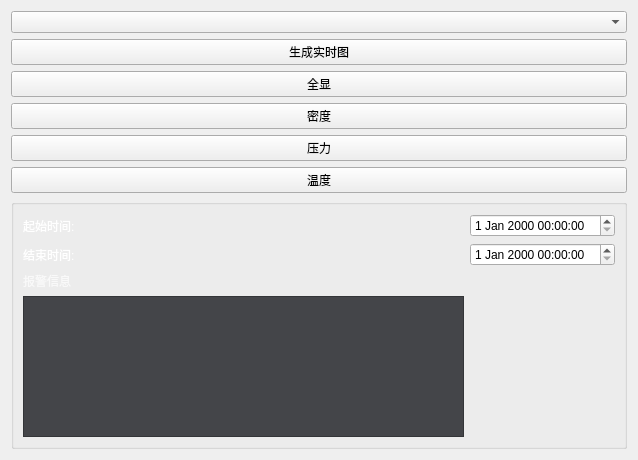
The window that SpreadSheet/ui/rtchartform.ui (MelonSuika/EmonitorSys) describes before a commit, drawn with Qt 5.
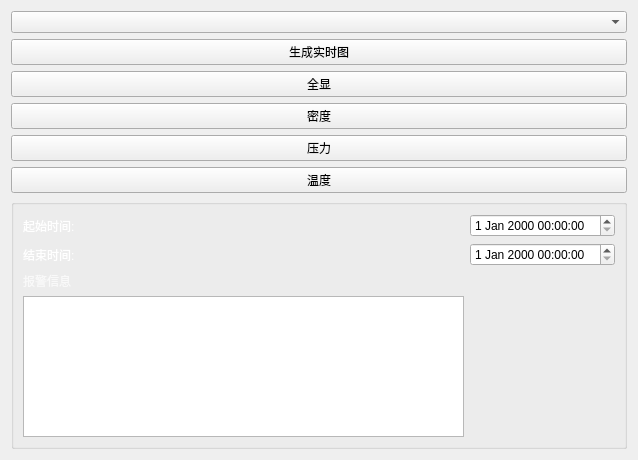
The same window after the commit.

What changed in the file:
```diff
--- a/SpreadSheet/ui/rtchartform.ui
+++ b/SpreadSheet/ui/rtchartform.ui
@@ -127,8 +127,7 @@
             <item row="4" column="0">
              <widget class="QListView" name="listView_alert">
               <property name="styleSheet">
-               <string notr="true">background-color: rgb(68, 69, 73);
-color: rgb(255, 255, 255);</string>
+               <string notr="true"/>
               </property>
              </widget>
             </item>
```
